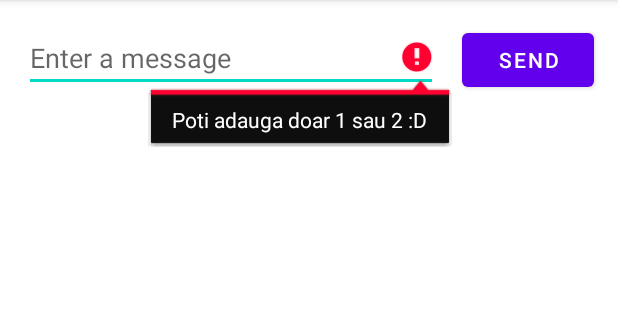
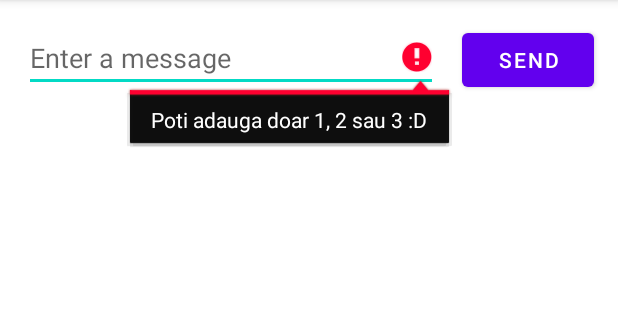
Before and after one commit to AlexUioreanu96/MyFirstApp, an Android app: the screen it shows after launch (MainActivity), after a tap on "SEND", on a phone screen of 412 x 824 dp, the part 84-404 px from its top. Run offline under Robolectric (Android 15) with nearby library versions, the phone set to English and light mode, and no system bars.

Commit message:
Some update, make one more choice in when

```diff
--- a/app/src/main/java/com/example/myfirstapp/DisplayMessageActivity.kt
+++ b/app/src/main/java/com/example/myfirstapp/DisplayMessageActivity.kt
@@ -28,6 +28,7 @@ class DisplayMessageActivity : AppCompatActivity() {
         when (message) {
             "1" -> imageView.setImageResource(R.drawable.ic_baseline_airplanemode_active_24)
             "2" -> imageView.setImageResource(R.drawable.ic_baseline_adb_24)
+            "3" -> imageView.setImageResource(R.drawable.ic_baseline_android_24)
         }
     }
 }
--- a/app/src/main/java/com/example/myfirstapp/MainActivity.kt
+++ b/app/src/main/java/com/example/myfirstapp/MainActivity.kt
@@ -18,12 +18,12 @@ class MainActivity : AppCompatActivity() {
     fun sendMessage(view: View) {
         val editText = findViewById<EditText>(R.id.editTextTextPersonName)
         val message = editText.text.toString()
-        if (message == "1" || message == "2") {
+        if (message == "1" || message == "2" || message == "3") {
             val i = Intent(this, DisplayMessageActivity::class.java)
             i.putExtra(EXTRA_MESSAGE, message)
             startActivity(i)
         } else {
-            editText.error = "Poti adauga doar 1 sau 2 :D"
+            editText.error = "Poti adauga doar 1, 2 sau 3 :D"
         }
     }
 }
```
Also changed, not shown: app/src/main/res/drawable/ic_baseline_android_24.xml (added, +10 -0 lines).
